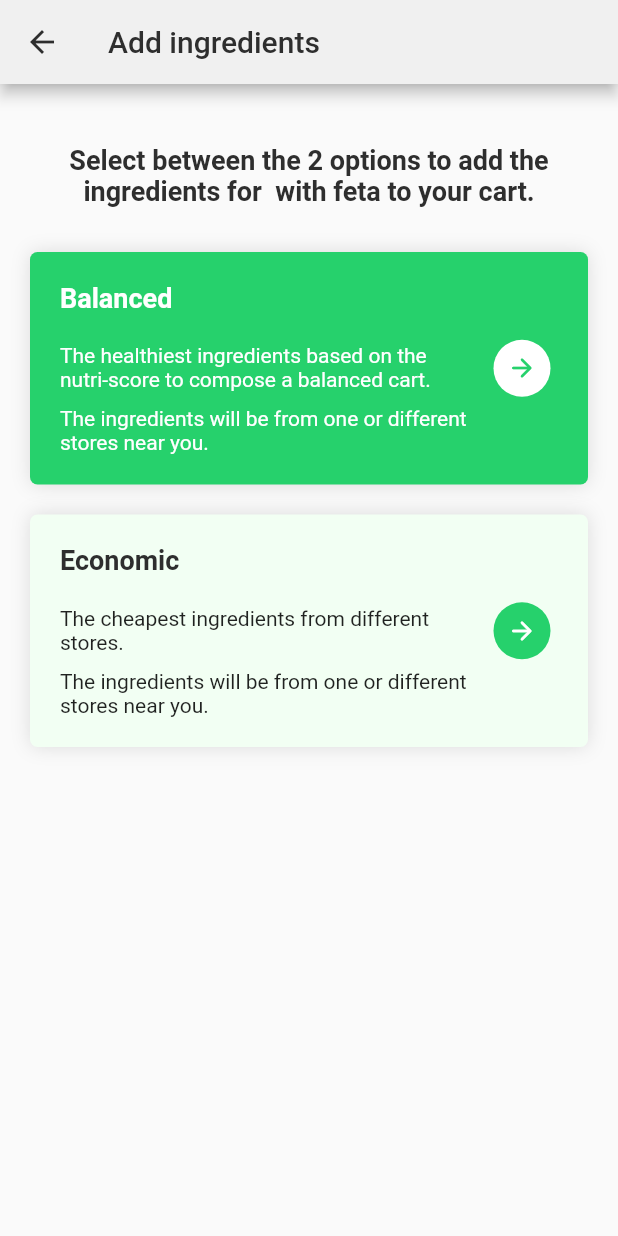
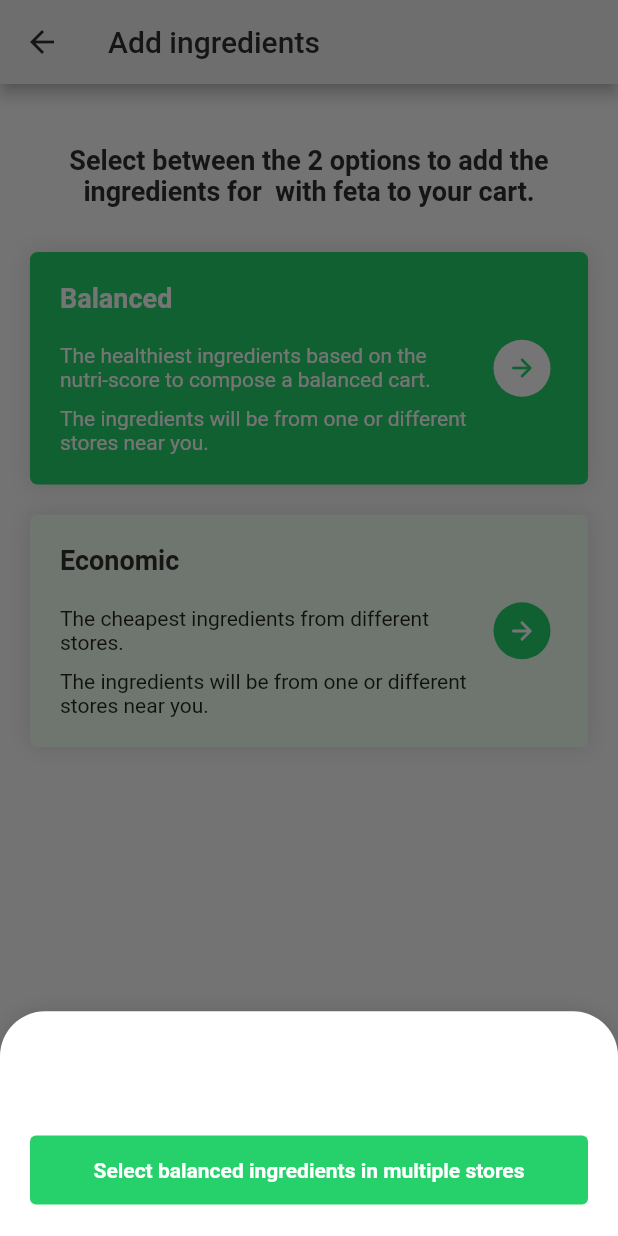
Before and after one commit to julienmatondotezolo/selecteat_app, a Flutter app: the SelectEatScreen screen opened directly with empty values, after a tap on the "arrow forward" icon, on a phone screen of 412 x 824 dp. Run offline on Flutter 3.47's test engine with Material 2 defaults, Android fonts, the light colour scheme and no system bars; our stand-ins replace cached_network_image, dio, flutter_map, flutter_svg_provider, latlong2, location; missing offline and left inert: openfoodfacts, qr_code_scanner; network calls fail.

Commit message:
adding store widget

```diff
--- a/lib/view/screens/select_eat_screen.dart
+++ b/lib/view/screens/select_eat_screen.dart
@@ -1,16 +1,35 @@
 import 'package:flutter/material.dart';
 import 'package:selecteat_app/utils/constants.dart';
+import 'package:selecteat_app/view/widgets/select_eat_stores.dart';
 
 class SelectEatScreen extends StatelessWidget {
   final dynamic meal;
   const SelectEatScreen({Key? key, required this.meal}) : super(key: key);
 
-  void _balanced() async {
-    return null;
+  void _balanced(context, ingredients) async {
+    showModalBottomSheet(
+        shape: const RoundedRectangleBorder(
+          borderRadius: BorderRadius.vertical(
+            top: Radius.circular(20),
+          ),
+        ),
+        context: context,
+        builder: (BuildContext context) {
+          return SelectEatStores(ingredients: ingredients);
+        });
   }
 
-  void _ecologic() async {
-    return null;
+  void _ecologic(context, ingredients) async {
+    showModalBottomSheet(
+        shape: const RoundedRectangleBorder(
+          borderRadius: BorderRadius.vertical(
+            top: Radius.circular(20),
+          ),
+        ),
+        context: context,
+        builder: (BuildContext context) {
+          return SelectEatStores(ingredients: ingredients);
+        });
   }
 
   @override
@@ -91,7 +110,7 @@ class SelectEatScreen extends StatelessWidget {
                           ),
                         ),
                         TextButton(
-                          onPressed: () => _balanced(),
+                          onPressed: () => _balanced(context, meal.ingredients),
                           child: const Icon(
                             Icons.arrow_forward_rounded,
                             color: brandPrimaryColor,
@@ -155,7 +174,7 @@ class SelectEatScreen extends StatelessWidget {
                         ),
                       ),
                       TextButton(
-                        onPressed: () => _balanced(),
+                        onPressed: () => _ecologic(context, meal.ingredients),
                         child: const Icon(
                           Icons.arrow_forward_rounded,
                           color: Colors.white,
--- /dev/null
+++ b/lib/view/widgets/select_eat_stores.dart
@@ -0,0 +1,69 @@
+import 'package:flutter/material.dart';
+import 'package:selecteat_app/utils/constants.dart';
+
+class SelectEatStores extends StatefulWidget {
+  const SelectEatStores({Key? key, required this.ingredients}) : super(key: key);
+
+  final dynamic ingredients;
+
+  @override
+  State<SelectEatStores> createState() => _SelectEatStoresState();
+}
+
+
+class _SelectEatStoresState extends State<SelectEatStores> {
+  void _addProductToList() async {
+    return null;
+  }
+
+  @override
+  Widget build(BuildContext context) {
+    var size = MediaQuery.of(context).size;
+
+    return Container(
+      padding: const EdgeInsets.all(20),
+      decoration: const BoxDecoration(
+          color: Colors.white,
+          borderRadius: BorderRadius.only(
+            topRight: Radius.circular(30.0),
+            topLeft: Radius.circular(30.0),
+          ),
+          boxShadow: [
+            BoxShadow(color: Colors.black12, blurRadius: 10),
+          ]),
+      child: SafeArea(
+        child: Column(
+          mainAxisAlignment: MainAxisAlignment.spaceBetween,
+          mainAxisSize: MainAxisSize.min,
+          children: [
+            SizedBox(height: size.height / 40,),
+            SizedBox(height: size.height / 20,),
+            Row(
+              mainAxisAlignment: MainAxisAlignment.spaceBetween,
+              children: [
+                Expanded(
+                  child: TextButton(
+                            style: TextButton.styleFrom(
+                            primary: Colors.white,
+                            backgroundColor: brandPrimaryColor,
+                            padding: const EdgeInsets.symmetric(
+                              horizontal: 40, vertical: 15)
+                            ),
+                    onPressed: _addProductToList,
+                    child: const Text(
+                      'Select balanced ingredients in multiple stores',
+                      textAlign: TextAlign.center,
+                      style: TextStyle(
+                        fontWeight: FontWeight.bold,
+                      ),
+                    ),
+                  ),
+                ),
+              ],
+            )
+          ],
+        ),
+      ),
+    );
+  }
+}
```
